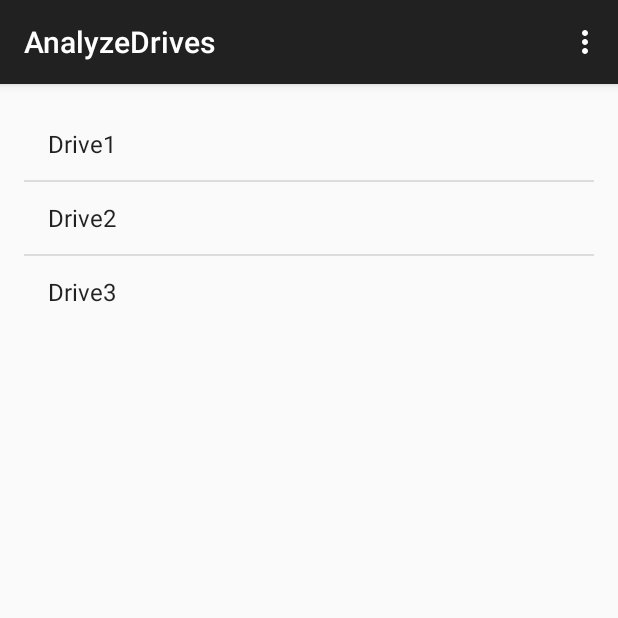
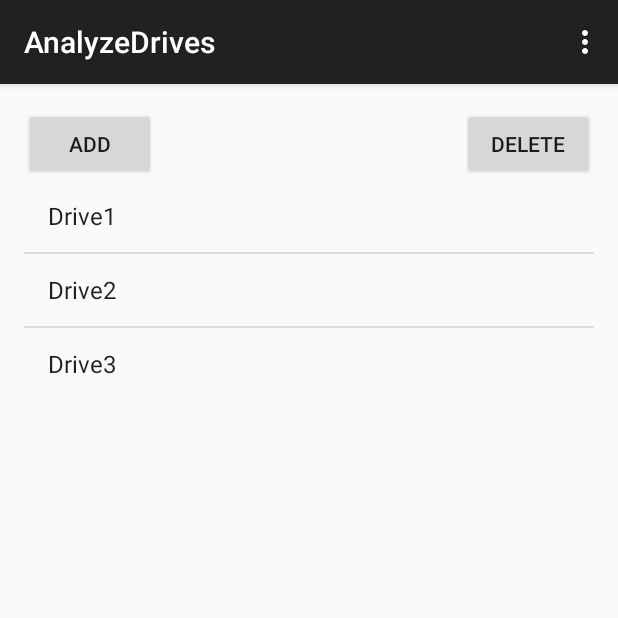
Before and after one commit to MobileMining/Group6-The-minions-EcoDriver, an Android app: the AnalyzeDrives screen opened directly, with no data from a screen before it, on a phone screen of 412 x 824 dp, the top half of it. Run offline under Robolectric (Android 15) with nearby library versions, the phone set to English and light mode, and no system bars.

Commit message:
Initially add code support database. Add buttons to analyze drives.

```diff
--- a/app/src/main/AndroidManifest.xml
+++ b/app/src/main/AndroidManifest.xml
@@ -1,7 +1,6 @@
 <?xml version="1.0" encoding="utf-8"?>
 <manifest xmlns:android="http://schemas.android.com/apk/res/android"
     package="com.aronssondev.andreas.ecodriver" >
-
 
     <uses-permission android:name="android.permission.INTERNET" />
 
--- a/app/src/main/java/com/aronssondev/andreas/ecodriver/AnalyzeDrives.java
+++ b/app/src/main/java/com/aronssondev/andreas/ecodriver/AnalyzeDrives.java
@@ -1,12 +1,13 @@
 package com.aronssondev.andreas.ecodriver;
 
+import android.os.Bundle;
 import android.support.v7.app.ActionBarActivity;
-import android.os.Bundle;
 import android.view.Menu;
 import android.view.MenuItem;
 import android.view.View;
 import android.widget.AdapterView;
 import android.widget.ArrayAdapter;
+import android.widget.Button;
 import android.widget.ListAdapter;
 import android.widget.ListView;
 import android.widget.Toast;
@@ -19,6 +20,9 @@ public class AnalyzeDrives extends ActionBarActivity {
         super.onCreate(savedInstanceState);
         setContentView(R.layout.activity_analyze_drives);
 
+        Button btnAdd = (Button) findViewById(R.id.btnAdd);
+
+        Button btnDelete = (Button) findViewById(R.id.btnDelete);
 
         String[] drives = {"Drive1", "Drive2", "Drive3"};
         ListAdapter drivesAdapter = new ArrayAdapter<String>(this, android.R.layout.simple_list_item_1, drives);
--- a/app/src/main/java/com/aronssondev/andreas/ecodriver/MainActivity.java
+++ b/app/src/main/java/com/aronssondev/andreas/ecodriver/MainActivity.java
@@ -1,8 +1,8 @@
 package com.aronssondev.andreas.ecodriver;
 
 import android.content.Intent;
+import android.os.Bundle;
 import android.support.v7.app.ActionBarActivity;
-import android.os.Bundle;
 import android.view.Menu;
 import android.view.MenuItem;
 import android.view.View;
@@ -36,6 +36,7 @@ public class MainActivity extends ActionBarActivity {
                 startActivityForResult(intent, 0);
             }
         });
+
         }
 
 
--- a/app/src/main/res/layout/activity_analyze_drives.xml
+++ b/app/src/main/res/layout/activity_analyze_drives.xml
@@ -10,6 +10,21 @@
         android:layout_width="wrap_content"
         android:layout_height="wrap_content"
         android:id="@+id/drivesListView"
+        android:layout_below="@+id/btnAdd" />
+
+    <Button
+        android:layout_width="wrap_content"
+        android:layout_height="wrap_content"
+        android:text="Add"
+        android:id="@+id/btnAdd"
         android:layout_alignParentTop="true"
         android:layout_alignParentStart="true" />
+
+    <Button
+        android:layout_width="wrap_content"
+        android:layout_height="wrap_content"
+        android:text="Delete"
+        android:id="@+id/btnDelete"
+        android:layout_alignParentTop="true"
+        android:layout_alignParentEnd="true" />
 </RelativeLayout>
```
Also changed, not shown: app/src/main/java/SQLiteDatabase/DriveRecord.java (added, +30 -0 lines), app/src/main/java/SQLiteDatabase/DriveRecordsDataSource.java (added, +75 -0 lines), app/src/main/java/SQLiteDatabase/MySQLiteHelper.java (added, +42 -0 lines), app/src/main/res/layout/activity_main.xml (+5 -5 lines), 1 other file.
